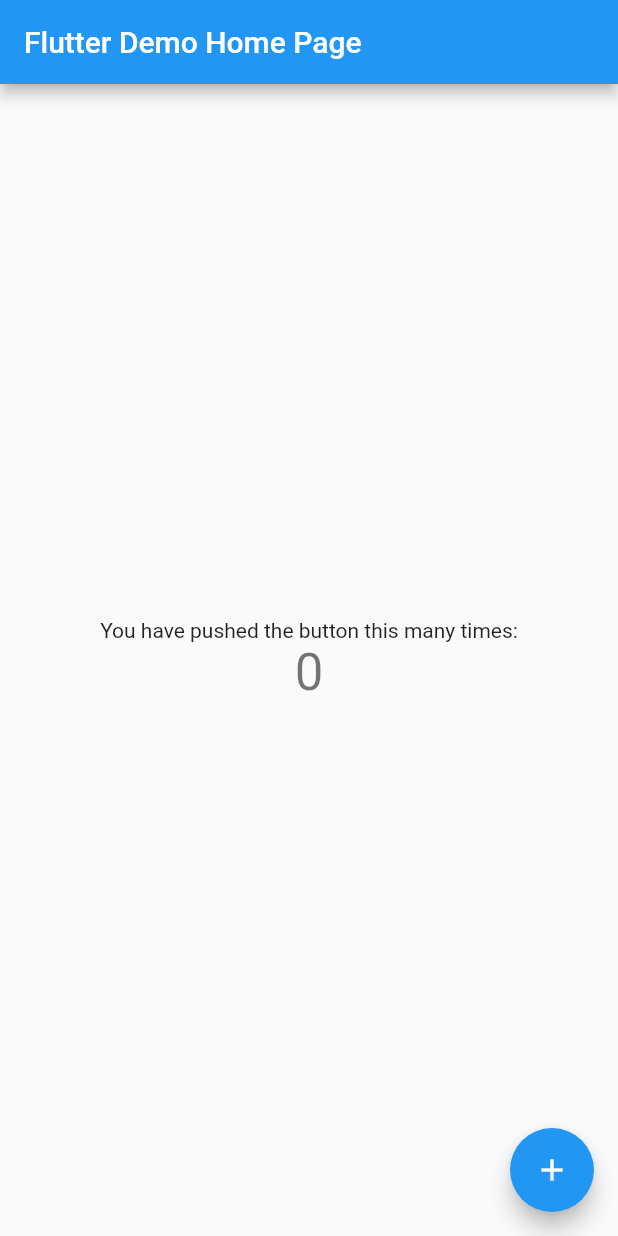
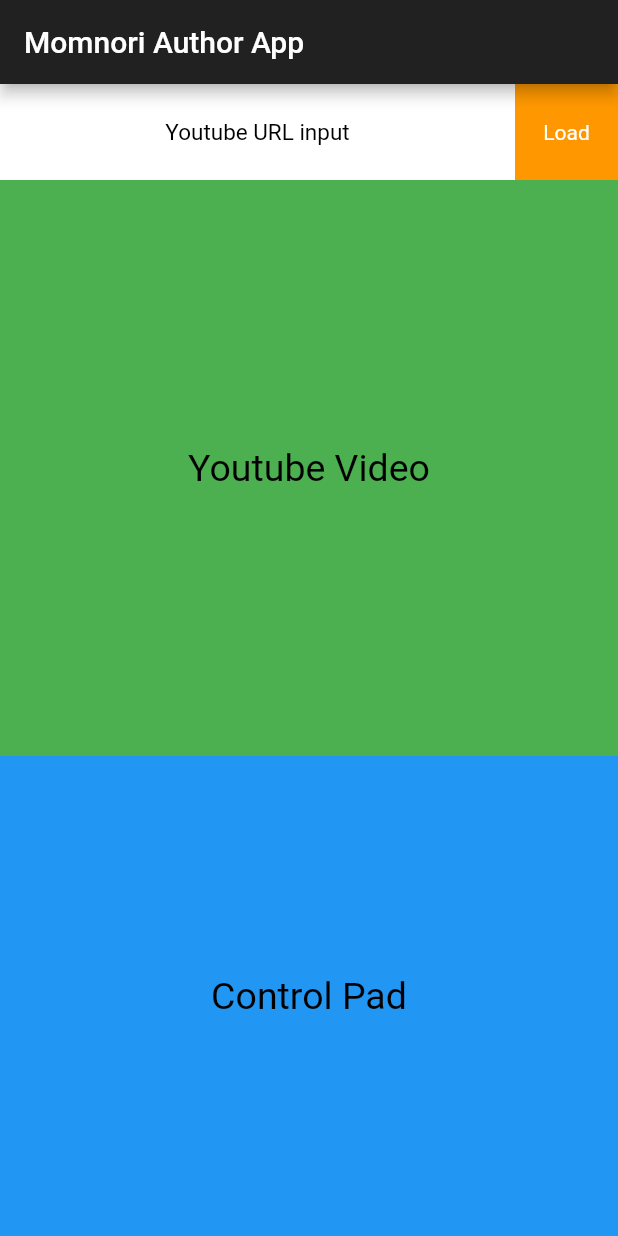
Before and after one commit to wongni/momnori_authoring_tool, a Flutter app: the screen it shows after launch, on a phone screen of 412 x 824 dp. Run offline on Flutter 3.47's test engine with Material 2 defaults, Android fonts, the phone set to English and light mode, and no system bars.

Commit message:
Implement the layout page

```diff
--- a/lib/main.dart
+++ b/lib/main.dart
@@ -1,111 +1,14 @@
 import 'package:flutter/material.dart';
+import 'main_page.dart';
 
-void main() => runApp(MyApp());
-
-class MyApp extends StatelessWidget {
-  // This widget is the root of your application.
-  @override
-  Widget build(BuildContext context) {
-    return MaterialApp(
-      title: 'Flutter Demo',
-      theme: ThemeData(
-        // This is the theme of your application.
-        //
-        // Try running your application with "flutter run". You'll see the
-        // application has a blue toolbar. Then, without quitting the app, try
-        // changing the primarySwatch below to Colors.green and then invoke
-        // "hot reload" (press "r" in the console where you ran "flutter run",
-        // or simply save your changes to "hot reload" in a Flutter IDE).
-        // Notice that the counter didn't reset back to zero; the application
-        // is not restarted.
-        primarySwatch: Colors.blue,
-      ),
-      home: MyHomePage(title: 'Flutter Demo Home Page'),
-    );
-  }
-}
-
-class MyHomePage extends StatefulWidget {
-  MyHomePage({Key key, this.title}) : super(key: key);
-
-  // This widget is the home page of your application. It is stateful, meaning
-  // that it has a State object (defined below) that contains fields that affect
-  // how it looks.
-
-  // This class is the configuration for the state. It holds the values (in this
-  // case the title) provided by the parent (in this case the App widget) and
-  // used by the build method of the State. Fields in a Widget subclass are
-  // always marked "final".
-
-  final String title;
-
-  @override
-  _MyHomePageState createState() => _MyHomePageState();
-}
-
-class _MyHomePageState extends State<MyHomePage> {
-  int _counter = 0;
-
-  void _incrementCounter() {
-    setState(() {
-      // This call to setState tells the Flutter framework that something has
-      // changed in this State, which causes it to rerun the build method below
-      // so that the display can reflect the updated values. If we changed
-      // _counter without calling setState(), then the build method would not be
-      // called again, and so nothing would appear to happen.
-      _counter++;
-    });
-  }
-
-  @override
-  Widget build(BuildContext context) {
-    // This method is rerun every time setState is called, for instance as done
-    // by the _incrementCounter method above.
-    //
-    // The Flutter framework has been optimized to make rerunning build methods
-    // fast, so that you can just rebuild anything that needs updating rather
-    // than having to individually change instances of widgets.
-    return Scaffold(
-      appBar: AppBar(
-        // Here we take the value from the MyHomePage object that was created by
-        // the App.build method, and use it to set our appbar title.
-        title: Text(widget.title),
-      ),
-      body: Center(
-        // Center is a layout widget. It takes a single child and positions it
-        // in the middle of the parent.
-        child: Column(
-          // Column is also layout widget. It takes a list of children and
-          // arranges them vertically. By default, it sizes itself to fit its
-          // children horizontally, and tries to be as tall as its parent.
-          //
-          // Invoke "debug painting" (press "p" in the console, choose the
-          // "Toggle Debug Paint" action from the Flutter Inspector in Android
-          // Studio, or the "Toggle Debug Paint" command in Visual Studio Code)
-          // to see the wireframe for each widget.
-          //
-          // Column has various properties to control how it sizes itself and
-          // how it positions its children. Here we use mainAxisAlignment to
-          // center the children vertically; the main axis here is the vertical
-          // axis because Columns are vertical (the cross axis would be
-          // horizontal).
-          mainAxisAlignment: MainAxisAlignment.center,
-          children: <Widget>[
-            Text(
-              'You have pushed the button this many times:',
-            ),
-            Text(
-              '$_counter',
-              style: Theme.of(context).textTheme.display1,
-            ),
-          ],
+void main() => runApp(
+      MaterialApp(
+        theme: ThemeData.dark(),
+        home: Scaffold(
+          appBar: AppBar(
+            title: Text('Momnori Author App'),
+          ),
+          body: MainPage(),
         ),
       ),
-      floatingActionButton: FloatingActionButton(
-        onPressed: _incrementCounter,
-        tooltip: 'Increment',
-        child: Icon(Icons.add),
-      ), // This trailing comma makes auto-formatting nicer for build methods.
     );
-  }
-}
--- /dev/null
+++ b/lib/main_page.dart
@@ -0,0 +1,80 @@
+import 'package:flutter/material.dart';
+
+class MainPage extends StatefulWidget {
+  @override
+  _MainPageState createState() => _MainPageState();
+}
+
+class _MainPageState extends State<MainPage> {
+  @override
+  Widget build(BuildContext context) {
+    return Column(
+      crossAxisAlignment: CrossAxisAlignment.stretch,
+      children: <Widget>[
+        Expanded(
+          flex: 1,
+          child: Row(
+            children: <Widget>[
+              Expanded(
+                flex: 10,
+                child: Container(
+                  color: Colors.white,
+                  child: Center(
+                    child: Text(
+                      'Youtube URL input',
+                      style: TextStyle(
+                        color: Colors.black,
+                        fontSize: 15.0,
+                      ),
+                    ),
+                  ),
+                ),
+              ),
+              Expanded(
+                flex: 2,
+                child: Container(
+                  color: Colors.orange,
+                  child: Center(
+                    child: Text(
+                      'Load',
+                    ),
+                  ),
+                ),
+              ),
+            ],
+          ),
+        ),
+        Expanded(
+          flex: 6,
+          child: Container(
+            color: Colors.green,
+            child: Center(
+              child: Text(
+                'Youtube Video',
+                style: TextStyle(
+                  color: Colors.black,
+                  fontSize: 25.0,
+                ),
+              ),
+            ),
+          ),
+        ),
+        Expanded(
+          flex: 5,
+          child: Container(
+            color: Colors.blue,
+            child: Center(
+              child: Text(
+                'Control Pad',
+                style: TextStyle(
+                  color: Colors.black,
+                  fontSize: 25.0,
+                ),
+              ),
+            ),
+          ),
+        ),
+      ],
+    );
+  }
+}
```
